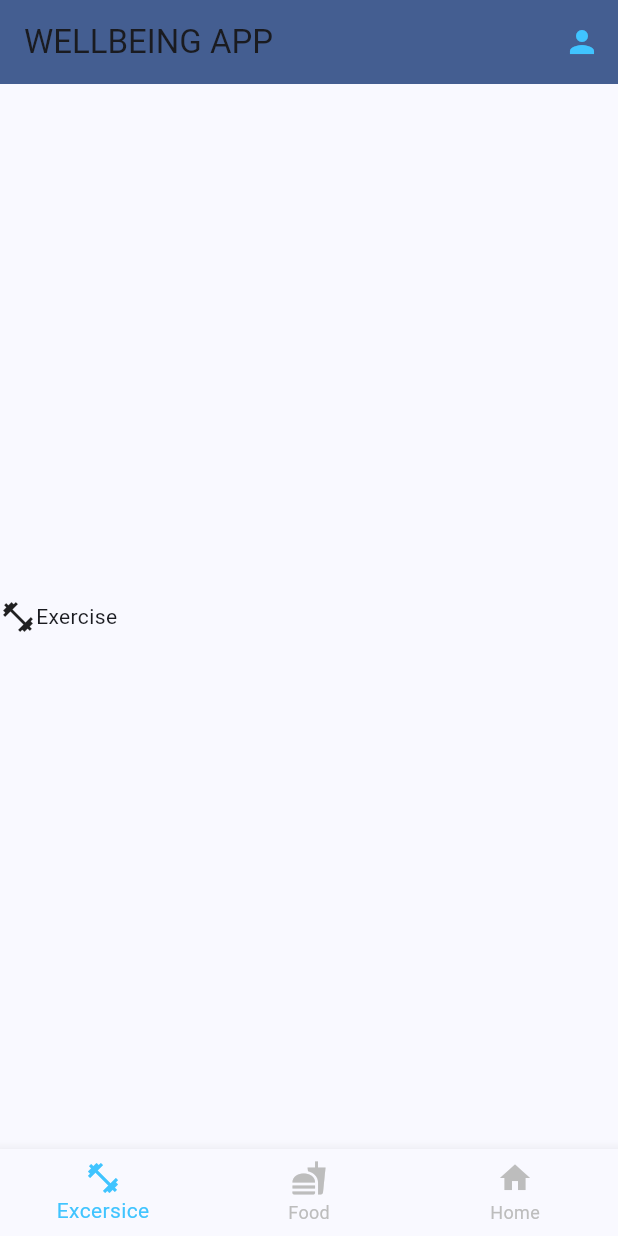
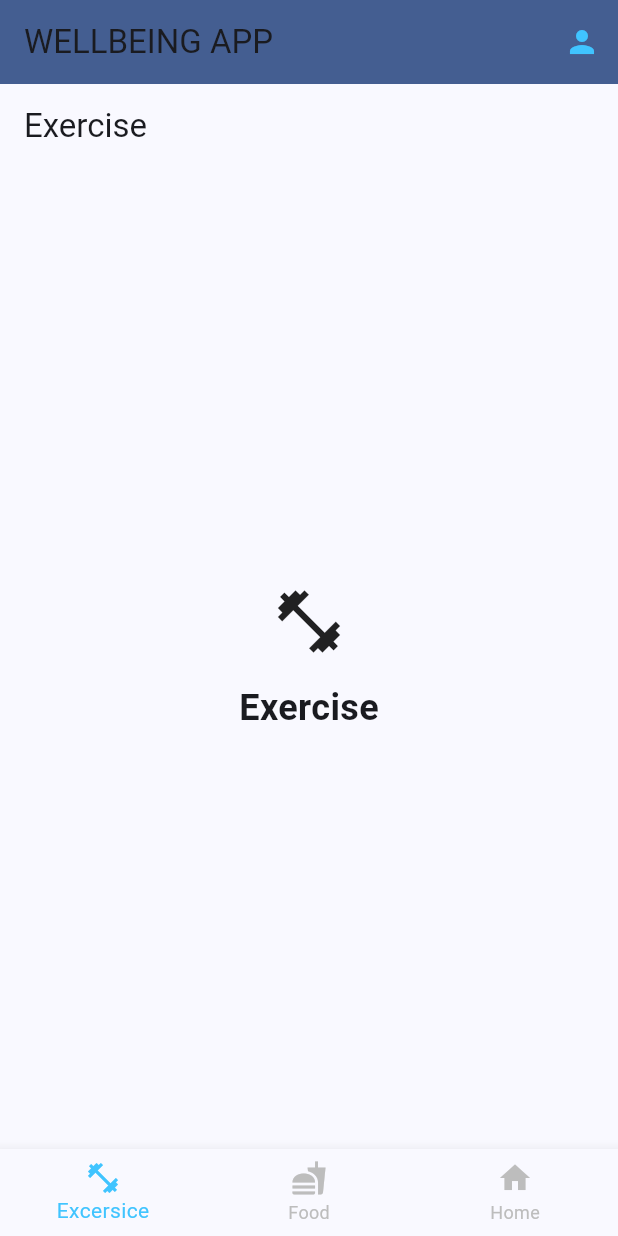
Before and after one commit to Pmunoz200/wellbeing_app, a Flutter app: the screen it shows after launch, on a phone screen of 412 x 824 dp. Run offline on Flutter 3.47's test engine with Material 3 defaults, Android fonts, the phone set to English and light mode, and no system bars.

Commit message:
Added widgets on different files for each individual page

```diff
--- a/lib/pages/home_page.dart
+++ b/lib/pages/home_page.dart
@@ -1,4 +1,7 @@
 import 'package:flutter/material.dart';
+import 'package:gemini_folder/pages/home_page/exercise_widget.dart';
+import 'package:gemini_folder/pages/home_page/food_widget.dart';
+import 'package:gemini_folder/pages/home_page/home_widget.dart';
 
 class HomePage extends StatefulWidget {
   @override
@@ -10,24 +13,9 @@ class _HomePageState extends State<HomePage> {
   int _selectedIndex = 0;
 
   final List<Widget> _widgetOptions = <Widget>[
-    const Row(
-      children: [
-        Icon(Icons.fitness_center),
-        Text('Exercise'),
-      ],
-    ),
-    const Row(
-      children: [
-        Icon(Icons.fastfood),
-        Text('Food'),
-      ],
-    ),
-    const Row(
-      children: [
-        Icon(Icons.home),
-        Text('Home'),
-      ],
-    ),
+    ExerciseWidgetPage(),
+    FoodWidgetPage(),
+    HomeWidgetPage(),
   ];
 
   void _onItemTapped(int index) {
--- /dev/null
+++ b/lib/pages/home_page/exercise_widget.dart
@@ -0,0 +1,31 @@
+import 'package:flutter/material.dart';
+
+class ExerciseWidgetPage extends StatelessWidget {
+  @override
+  Widget build(BuildContext context) {
+    return Scaffold(
+      appBar: AppBar(
+        title: Text('Exercise'),
+      ),
+      body: Center(
+        child: Column(
+          mainAxisAlignment: MainAxisAlignment.center,
+          children: [
+            Icon(
+              Icons.fitness_center,
+              size: 50,
+            ),
+            SizedBox(height: 16),
+            Text(
+              'Exercise',
+              style: TextStyle(
+                fontSize: 24,
+                fontWeight: FontWeight.bold,
+              ),
+            ),
+          ],
+        ),
+      ),
+    );
+  }
+}
```
Also changed, not shown: lib/pages/home_page/food_widget.dart (added, +31 -0 lines), lib/pages/home_page/home_widget.dart (added, +31 -0 lines).
